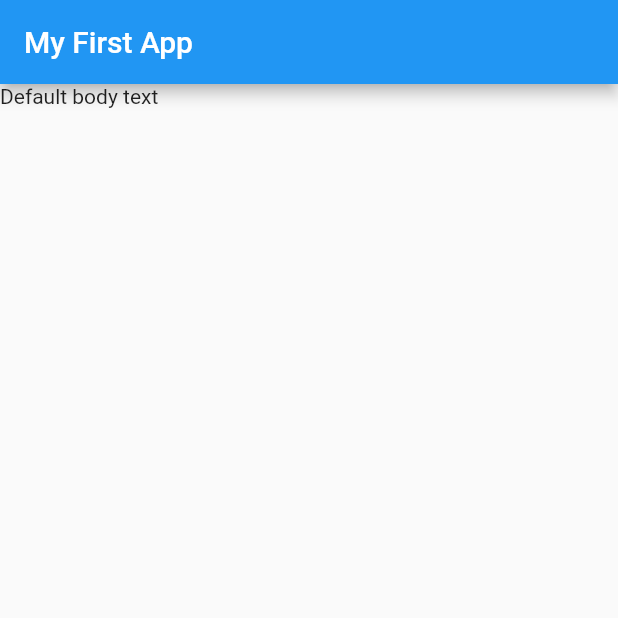
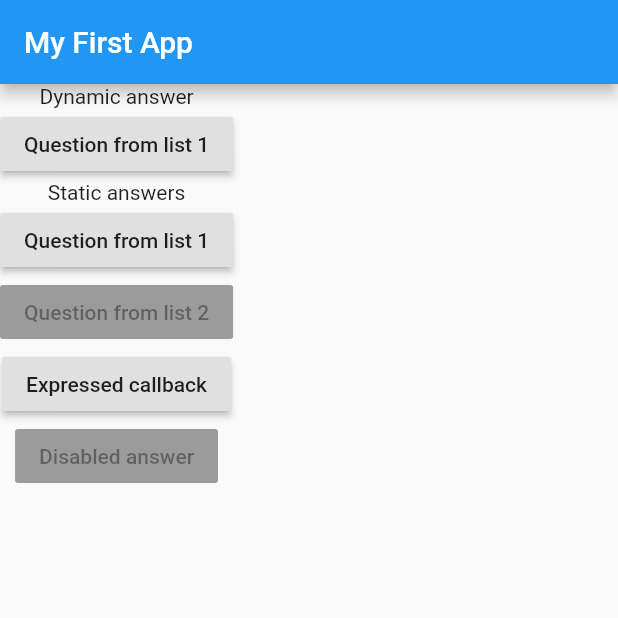
Before and after one commit to hiwenny/flutter_complete_guide, a Flutter app: the screen it shows after launch, on a phone screen of 412 x 824 dp, the top half of it. Run offline on Flutter 3.47's test engine with Material 2 defaults, Android fonts, the phone set to English and light mode, and no system bars.

Commit message:
Exploring methods, Lists, immutability of StatelessWidget

```diff
--- a/lib/main.dart
+++ b/lib/main.dart
@@ -1,7 +1,7 @@
 import 'package:flutter/material.dart';
 
 void main() {
-  runApp(BaseApp());
+  runApp(StaticBaseApp());
 }
 
 // Alternatively:
@@ -27,15 +27,26 @@ class Example {
 
 // MaterialApp is a Widget from Material
 // Text is a Widget from Material
-class BaseApp extends StatelessWidget {
+class StaticBaseApp extends StatelessWidget {
   // decorator from Dart. Explicitly states that we are overriding StatelessWidget's build method with our implementation.
   // Good practice is to explicitly say @override, even though it works fine without.
   // This clarifies that we didn't rewrite over existing method by accident.
   @override
+  // build is a StatelessWidget method
   Widget build(BuildContext ctx) {
     Example('Test', 30, namedValue3: 'String 3');
 
-    // return MaterialApp(home: Text('Hellow'));
+    var questionIndex = 0;
+    // This is a method custom to BaseApp
+    void answerQuestion() {
+      questionIndex += 1;
+      print('This is an answer!');
+    }
+    // Instead of String[]
+    List<String> questions = [
+      'Question from list 1',
+      'Question from list 2',
+    ];
 
     // Scaffold is another MaterialUI Widget to create page quickly.
     // AppBar is also from MatUI
@@ -44,7 +55,33 @@ class BaseApp extends StatelessWidget {
         appBar: AppBar(
           title: Text('My First App'),
         ),
-        body: Text('Default body text'),
+        // body: Column(children: <Widget>[]
+        // [] is how you tell it's a list.
+        // <Widget> can be omitted - Dart supports type inference
+        body: Column(children: [
+          Text('Dynamic answer'),
+          RaisedButton(
+            child: Text(questions[questionIndex]), // This WON'T WORK. StatelessWidget is immutable.
+            onPressed: answerQuestion,
+          ),
+          Text('Static answers'),
+          RaisedButton(
+            child: Text(questions[0]),
+            onPressed: answerQuestion,
+          ),
+          RaisedButton(
+            child: Text(questions.elementAt(1)), // It can also be accessed using List method elementAt.
+            onPressed: null,
+          ),
+          RaisedButton(
+            child: (Text('Expressed callback')),
+            onPressed: () => print('Method is a func expression'),
+          ),
+          RaisedButton(
+            child: Text('Disabled answer'),
+            onPressed: null, // sample disabled button.
+          ),
+        ]),
       ),
     );
   }
```
